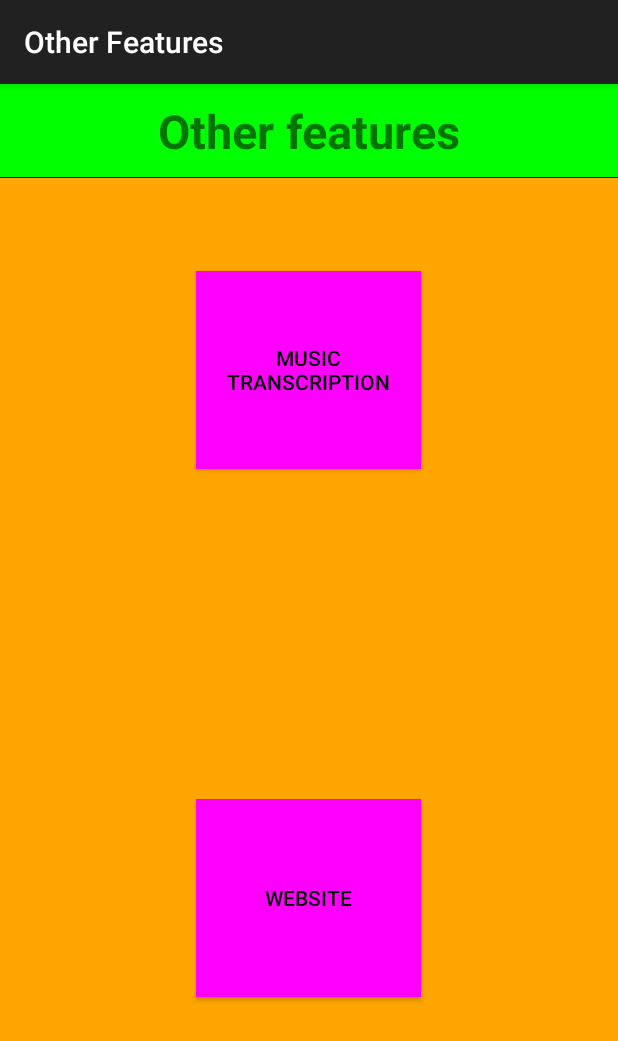
After one commit to jheishman/Music-Sheets, an Android app: the OtherActivity screen opened directly, with no data from a screen before it, on a phone screen of 412 x 824 dp. The commit adds this screen. Shown: the top 1041 px of the screen. Run offline under Robolectric (Android 15) with nearby library versions, the phone set to English and light mode, and no system bars.

Commit message:
added 3 more activities

```diff
--- /dev/null
+++ b/app/src/main/java/app/project/musicsheets/OtherActivity.java
@@ -0,0 +1,18 @@
+package app.project.musicsheets;
+
+import android.os.Bundle;
+import android.support.v7.app.ActionBarActivity;
+
+/**
+ * Created by Drew on 4/9/2015.
+ */
+public class OtherActivity extends ActionBarActivity {
+
+    @Override
+    protected void onCreate(Bundle savedInstanceState) {
+        super.onCreate(savedInstanceState);
+        setContentView(R.layout.other_activity);
+
+
+    }
+}
--- /dev/null
+++ b/app/src/main/res/layout/other_activity.xml
@@ -0,0 +1,54 @@
+<LinearLayout xmlns:android="http://schemas.android.com/apk/res/android"
+    android:orientation="vertical"
+    xmlns:tools="http://schemas.android.com/tools"
+    android:layout_width="fill_parent"
+    android:layout_height="fill_parent"
+
+    tools:context=".SettingsActivity"
+    android:weightSum="1"
+    android:background="#ffa500">
+
+    <TextView
+        android:layout_width="fill_parent"
+        android:layout_height="wrap_content"
+        android:text="@string/o"
+        android:id="@+id/textView"
+        android:gravity="center_vertical|center_horizontal"
+        android:textStyle="bold"
+        android:textSize="14pt"
+        android:background="#ff00ff00"
+        android:layout_weight="0.06" />
+
+    <View
+        android:layout_width="fill_parent"
+        android:layout_height="0.2dp"
+        android:id="@+id/viEw1"
+        android:visibility="visible"
+        android:background="@android:color/black"
+        android:layout_marginBottom="62dp" />
+
+
+    <Button
+        android:layout_width="150dp"
+        android:layout_height="wrap_content"
+        android:text="@string/music_transcription"
+        android:id="@+id/button2"
+        android:layout_gravity="center_horizontal"
+        android:layout_weight=".25"
+        android:layout_marginBottom="220dp"
+        android:background="#ffff00ff"
+        android:textColor="#ff000000"
+        android:onClick="onClick"/>
+
+    <Button
+        android:layout_width="150dp"
+        android:layout_height="wrap_content"
+        android:text="@string/website"
+        android:id="@+id/button"
+        android:layout_gravity="center_horizontal"
+        android:layout_weight=".25"
+        android:layout_marginBottom="10dp"
+        android:background="#ffff00ff"
+        android:textColor="#ff000000"
+        android:onClick="onClick"/>
+</LinearLayout>
--- a/app/src/main/res/values/strings.xml
+++ b/app/src/main/res/values/strings.xml
@@ -10,4 +10,8 @@
     <string name="display">Display</string>
     <string name="set">Settings</string>
     <string name="o">Other features</string>
+    <string name="user_profile">User Profile</string>
+    <string name="music_transcription">Music Transcription</string>
+    <string name="website">Website</string>
+    <string name="sharing">Sharing</string>
 </resources>
```
Also changed, not shown: app/src/main/AndroidManifest.xml (+10 -0 lines), app/src/main/java/app/project/musicsheets/MainActivity.java (+17 -1 lines), app/src/main/java/app/project/musicsheets/SettingsActivity.java (added, +19 -0 lines), app/src/main/res/layout/activity_main.xml (+6 -3 lines), app/src/main/res/layout/settings_activity.xml (added, +54 -0 lines).
